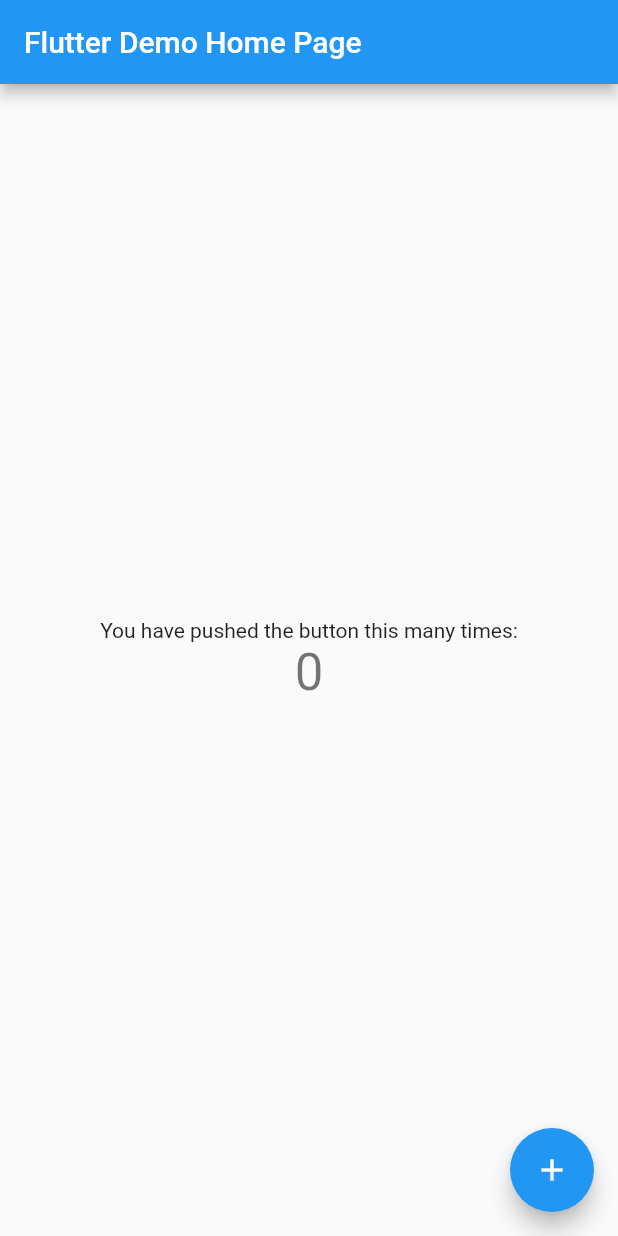
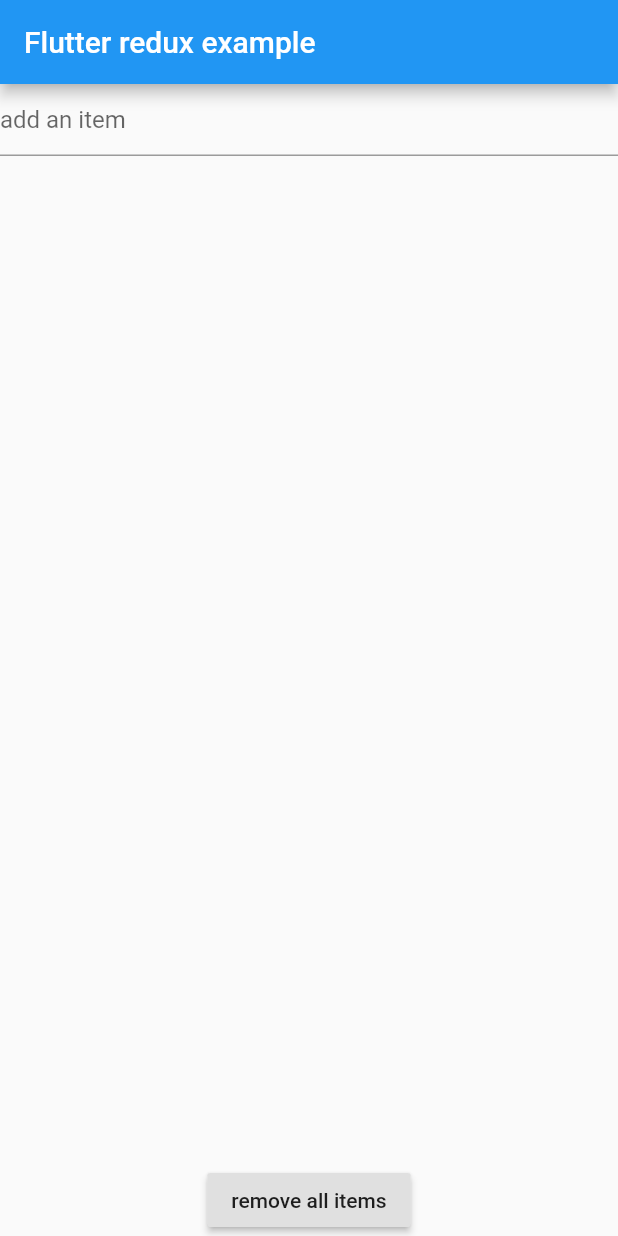
Before and after one commit to Toolenaar/flutter-redux-example, a Flutter app: the screen it shows after launch, on a phone screen of 412 x 824 dp. Run offline on Flutter 3.47's test engine with Material 2 defaults, Android fonts, the phone set to English and light mode, and no system bars; our stand-ins replace flutter_redux, redux.

Commit message:
part 1 completed

```diff
--- a/lib/main.dart
+++ b/lib/main.dart
@@ -1,41 +1,34 @@
+//from https://www.youtube.com/watch?v=Wj216eSBBWs
 import 'package:flutter/material.dart';
+import 'package:flutter_redux_example/model/model.dart';
+import 'package:flutter_redux_example/redux/reducers.dart';
+import 'package:flutter_redux_example/redux/actions.dart';
+import 'package:redux/redux.dart';
+import 'package:flutter_redux/flutter_redux.dart';
 
 void main() => runApp(MyApp());
 
 class MyApp extends StatelessWidget {
-  // This widget is the root of your application.
   @override
   Widget build(BuildContext context) {
-    return MaterialApp(
-      title: 'Flutter Demo',
-      theme: ThemeData(
-        // This is the theme of your application.
-        //
-        // Try running your application with "flutter run". You'll see the
-        // application has a blue toolbar. Then, without quitting the app, try
-        // changing the primarySwatch below to Colors.green and then invoke
-        // "hot reload" (press "r" in the console where you ran "flutter run",
-        // or simply save your changes to "hot reload" in a Flutter IDE).
-        // Notice that the counter didn't reset back to zero; the application
-        // is not restarted.
-        primarySwatch: Colors.blue,
+    final Store<AppState> store =
+        Store<AppState>(appStateReducer, initialState: AppState.initialState());
+
+    return StoreProvider<AppState>(
+      store: store,
+      child: MaterialApp(
+        title: 'Flutter Redux example',
+        theme: ThemeData(
+          primarySwatch: Colors.blue,
+        ),
+        home: MyHomePage(title: 'Flutter redux example'),
       ),
-      home: MyHomePage(title: 'Flutter Demo Home Page'),
     );
   }
 }
 
 class MyHomePage extends StatefulWidget {
   MyHomePage({Key key, this.title}) : super(key: key);
-
-  // This widget is the home page of your application. It is stateful, meaning
-  // that it has a State object (defined below) that contains fields that affect
-  // how it looks.
-
-  // This class is the configuration for the state. It holds the values (in this
-  // case the title) provided by the parent (in this case the App widget) and
-  // used by the build method of the State. Fields in a Widget subclass are
-  // always marked "final".
 
   final String title;
 
@@ -44,68 +37,114 @@ class MyHomePage extends StatefulWidget {
 }
 
 class _MyHomePageState extends State<MyHomePage> {
-  int _counter = 0;
+  @override
+  Widget build(BuildContext context) {
+    return Scaffold(
+      appBar: AppBar(
+        title: Text(widget.title),
+      ),
+      body: StoreConnector<AppState, _ViewModel>(
+        converter: (Store<AppState> store) => _ViewModel.create(store),
+        builder: (BuildContext context, _ViewModel viewModel) => Column(
+              children: <Widget>[
+                AddItemWidget(model:viewModel),
+                Expanded(
+                  child: ItemListWidget(model:viewModel),
+                ),
+                RemoveItemsButton(model:viewModel)
+              ],
+            ),
+      ),
+    );
+  }
+}
 
-  void _incrementCounter() {
-    setState(() {
-      // This call to setState tells the Flutter framework that something has
-      // changed in this State, which causes it to rerun the build method below
-      // so that the display can reflect the updated values. If we changed
-      // _counter without calling setState(), then the build method would not be
-      // called again, and so nothing would appear to happen.
-      _counter++;
-    });
+class _ViewModel {
+  final List<Item> items;
+  final Function(String) onAddItem;
+  final Function(Item) onRemoveItem;
+  final Function() onRemoveItems;
+
+  _ViewModel(
+      {this.items, this.onAddItem, this.onRemoveItem, this.onRemoveItems});
+
+  factory _ViewModel.create(Store<AppState> store) {
+    _onAddItem(String body) {
+      store.dispatch(AddItemAction(body));
+    }
+
+    _onRemoveItem(Item item) {
+      store.dispatch(RemoveItemAction(item));
+    }
+
+    _onRemoveItems() {
+      store.dispatch(RemoveItemsAction());
+    }
+
+    return _ViewModel(
+        items: store.state.items,
+        onAddItem: _onAddItem,
+        onRemoveItem: _onRemoveItem,
+        onRemoveItems: _onRemoveItems);
   }
+}
+
+class AddItemWidget extends StatefulWidget {
+  final _ViewModel model;
+
+  AddItemWidget({Key key, this.model}) : super(key: key);
+
+  _AddItemWidgetState createState() => _AddItemWidgetState();
+}
+
+class _AddItemWidgetState extends State<AddItemWidget> {
+  final TextEditingController controller = TextEditingController();
 
   @override
   Widget build(BuildContext context) {
-    // This method is rerun every time setState is called, for instance as done
-    // by the _incrementCounter method above.
-    //
-    // The Flutter framework has been optimized to make rerunning build methods
-    // fast, so that you can just rebuild anything that needs updating rather
-    // than having to individually change instances of widgets.
-    return Scaffold(
-      appBar: AppBar(
-        // Here we take the value from the MyHomePage object that was created by
-        // the App.build method, and use it to set our appbar title.
-        title: Text(widget.title),
-      ),
-      body: Center(
-        // Center is a layout widget. It takes a single child and positions it
-        // in the middle of the parent.
-        child: Column(
-          // Column is also layout widget. It takes a list of children and
-          // arranges them vertically. By default, it sizes itself to fit its
-          // children horizontally, and tries to be as tall as its parent.
-          //
-          // Invoke "debug painting" (press "p" in the console, choose the
-          // "Toggle Debug Paint" action from the Flutter Inspector in Android
-          // Studio, or the "Toggle Debug Paint" command in Visual Studio Code)
-          // to see the wireframe for each widget.
-          //
-          // Column has various properties to control how it sizes itself and
-          // how it positions its children. Here we use mainAxisAlignment to
-          // center the children vertically; the main axis here is the vertical
-          // axis because Columns are vertical (the cross axis would be
-          // horizontal).
-          mainAxisAlignment: MainAxisAlignment.center,
-          children: <Widget>[
-            Text(
-              'You have pushed the button this many times:',
-            ),
-            Text(
-              '$_counter',
-              style: Theme.of(context).textTheme.display1,
-            ),
-          ],
-        ),
-      ),
-      floatingActionButton: FloatingActionButton(
-        onPressed: _incrementCounter,
-        tooltip: 'Increment',
-        child: Icon(Icons.add),
-      ), // This trailing comma makes auto-formatting nicer for build methods.
+    return TextField(
+      controller: controller,
+      decoration: InputDecoration(hintText: 'add an item'),
+      onSubmitted: (String s) {
+        widget.model.onAddItem(s);
+        controller.text = '';
+      },
     );
   }
 }
+
+class ItemListWidget extends StatelessWidget {
+  final _ViewModel model;
+
+  ItemListWidget({Key key, this.model}) : super(key: key);
+
+  @override
+  Widget build(BuildContext context) {
+    return Container(
+      child: ListView(
+        children: model.items
+            .map((Item item) => ListTile(
+                  title: Text(item.body),
+                  leading: IconButton(
+                    icon: Icon(Icons.delete),
+                    onPressed: () => model.onRemoveItem(item),
+                  ),
+                ))
+            .toList(),
+      ),
+    );
+  }
+}
+
+class RemoveItemsButton extends StatelessWidget {
+  final _ViewModel model;
+
+  RemoveItemsButton({Key key, this.model}) : super(key: key);
+
+  @override
+  Widget build(BuildContext context) {
+    return RaisedButton(
+      child: Text('remove all items'),
+      onPressed: () => model.onRemoveItems(),);
+  }
+}
--- /dev/null
+++ b/lib/model/model.dart
@@ -0,0 +1,22 @@
+import 'package:flutter/foundation.dart';
+
+class Item {
+  final int id;
+  final String body;
+  Item({@required this.id, @required this.body});
+
+  Item copyWith({int id, String body}) {
+    return Item(body: body ?? this.body, id: id ?? this.id);
+  }
+}
+
+class AppState {
+  final List<Item> items;
+
+  AppState({
+    @required this.items
+  });
+
+  AppState.initialState() : items = List.unmodifiable(<Item>[]);
+
+}
--- /dev/null
+++ b/lib/redux/actions.dart
@@ -0,0 +1,15 @@
+import 'package:flutter_redux_example/model/model.dart';
+
+class AddItemAction{
+  static int _id = 0;
+  final String item;
+  AddItemAction(this.item){
+    _id++;
+  }
+  int get id => _id;
+}
+class RemoveItemAction{
+  final Item item;
+  RemoveItemAction(this.item);
+}
+class RemoveItemsAction{}
--- /dev/null
+++ b/lib/redux/reducers.dart
@@ -0,0 +1,27 @@
+
+import 'package:flutter_redux_example/model/model.dart';
+import 'package:flutter_redux_example/redux/actions.dart';
+
+AppState appStateReducer(AppState state, action){
+  return AppState(
+    items:itemReducer(state.items, action)
+  );
+}
+List<Item> itemReducer(List<Item> state, action){
+
+  if(action is AddItemAction){
+    return []
+    ..addAll(state)
+    ..add(Item(id: action.id,body:action.item));
+  }
+
+  if(action is RemoveItemAction){
+    return List.unmodifiable(List.from(state)..remove(action.item));
+  }
+  if(action is RemoveItemsAction){
+    return List.unmodifiable([]);
+  }
+  return state;
+
+
+}
--- a/pubspec.yaml
+++ b/pubspec.yaml
@@ -19,6 +19,7 @@ environment:
 dependencies:
   flutter:
     sdk: flutter
+  flutter_redux: ^0.5.3
 
   # The following adds the Cupertino Icons font to your application.
   # Use with the CupertinoIcons class for iOS style icons.
```
Also changed, not shown: pubspec.lock, 1 other file.
